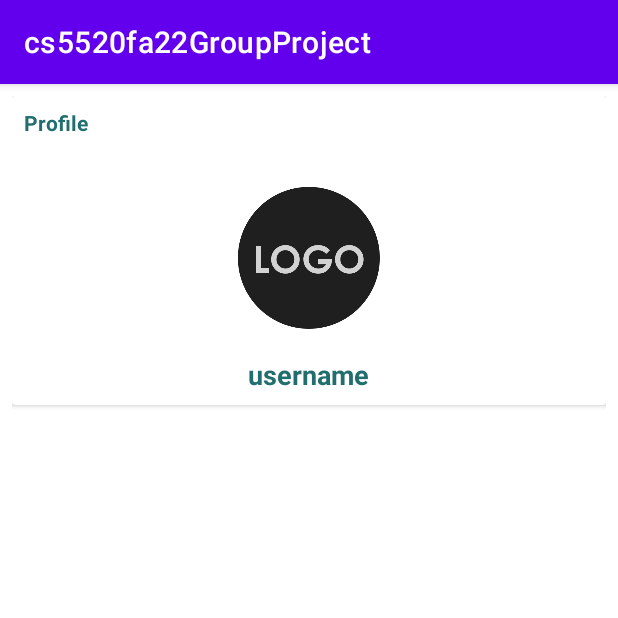
After one commit to Wenqiang-Hu/cs5200fa22GroupProject, an Android app: the fragment EasyLifeProfileFragment shown on its own in the app's theme, on a phone screen of 412 x 824 dp, the top half of it. The commit adds this screen. Run offline under Robolectric (Android 15) with nearby library versions, the phone set to English and light mode, and no system bars; our stand-ins replace CircleImageView.

Commit message:
create profile page

```diff
--- a/app/src/main/java/edu/northeastern/cs5520fa22groupproject/EasyLifeMainActivity.java
+++ b/app/src/main/java/edu/northeastern/cs5520fa22groupproject/EasyLifeMainActivity.java
@@ -34,6 +34,7 @@ import com.google.firebase.database.DatabaseError;
 import java.util.ArrayList;
 
 import edu.northeastern.cs5520fa22groupproject.Fragments.EasyLifeChatsFragment;
+import edu.northeastern.cs5520fa22groupproject.Fragments.EasyLifeProfileFragment;
 import edu.northeastern.cs5520fa22groupproject.Fragments.EasyLifeUsersFragment;
 import edu.northeastern.cs5520fa22groupproject.model.EasyLifeChat2;
 
@@ -90,6 +91,7 @@ public class EasyLifeMainActivity extends AppCompatActivity {
         ViewPagerAdapter viewPagerAdapter = new ViewPagerAdapter(getSupportFragmentManager());
         viewPagerAdapter.addFragment(new EasyLifeChatsFragment(), "EasyLifeChats");
         viewPagerAdapter.addFragment(new EasyLifeUsersFragment(), "EasyLifeUsers");
+        viewPagerAdapter.addFragment(new EasyLifeProfileFragment(), "EasyLifeProfile");
         viewPager.setAdapter(viewPagerAdapter);
         tabLayout.setupWithViewPager(viewPager);
     }
--- /dev/null
+++ b/app/src/main/java/edu/northeastern/cs5520fa22groupproject/Fragments/EasyLifeProfileFragment.java
@@ -0,0 +1,66 @@
+package edu.northeastern.cs5520fa22groupproject.Fragments;
+
+import android.os.Bundle;
+
+import androidx.fragment.app.Fragment;
+
+import android.view.LayoutInflater;
+import android.view.View;
+import android.view.ViewGroup;
+
+import edu.northeastern.cs5520fa22groupproject.R;
+
+/**
+ * A simple {@link Fragment} subclass.
+ * Use the {@link EasyLifeProfileFragment#newInstance} factory method to
+ * create an instance of this fragment.
+ */
+public class EasyLifeProfileFragment extends Fragment {
+
+    // TODO: Rename parameter arguments, choose names that match
+    // the fragment initialization parameters, e.g. ARG_ITEM_NUMBER
+    private static final String ARG_PARAM1 = "param1";
+    private static final String ARG_PARAM2 = "param2";
+
+    // TODO: Rename and change types of parameters
+    private String mParam1;
+    private String mParam2;
+
+    public EasyLifeProfileFragment() {
+        // Required empty public constructor
+    }
+
+    /**
+     * Use this factory method to create a new instance of
+     * this fragment using the provided parameters.
+     *
+     * @param param1 Parameter 1.
+     * @param param2 Parameter 2.
+     * @return A new instance of fragment EasyLifeProfileFragment.
+     */
+    // TODO: Rename and change types and number of parameters
+    public static EasyLifeProfileFragment newInstance(String param1, String param2) {
+        EasyLifeProfileFragment fragment = new EasyLifeProfileFragment();
+        Bundle args = new Bundle();
+        args.putString(ARG_PARAM1, param1);
+        args.putString(ARG_PARAM2, param2);
+        fragment.setArguments(args);
+        return fragment;
+    }
+
+    @Override
+    public void onCreate(Bundle savedInstanceState) {
+        super.onCreate(savedInstanceState);
+        if (getArguments() != null) {
+            mParam1 = getArguments().getString(ARG_PARAM1);
+            mParam2 = getArguments().getString(ARG_PARAM2);
+        }
+    }
+
+    @Override
+    public View onCreateView(LayoutInflater inflater, ViewGroup container,
+                             Bundle savedInstanceState) {
+        // Inflate the layout for this fragment
+        return inflater.inflate(R.layout.fragment_easy_life_profile, container, false);
+    }
+}
--- /dev/null
+++ b/app/src/main/res/layout/fragment_easy_life_profile.xml
@@ -0,0 +1,49 @@
+<?xml version="1.0" encoding="utf-8"?>
+<RelativeLayout xmlns:android="http://schemas.android.com/apk/res/android"
+    xmlns:tools="http://schemas.android.com/tools"
+    android:layout_width="match_parent"
+    android:layout_height="match_parent"
+    android:padding="8dp"
+    tools:context=".Fragments.EasyLifeProfileFragment">
+
+    <androidx.cardview.widget.CardView
+        android:layout_width="match_parent"
+        android:layout_height="wrap_content">
+
+        <RelativeLayout
+            android:layout_width="match_parent"
+            android:padding="8dp"
+            android:layout_height="match_parent">
+
+            <TextView
+                android:layout_width="wrap_content"
+                android:layout_height="wrap_content"
+                android:text="Profile"
+                android:textColor="@color/colorPrimaryDark"
+                android:textStyle="bold"/>
+
+            <de.hdodenhof.circleimageview.CircleImageView
+                android:layout_width="100dp"
+                android:layout_height="100dp"
+                android:id="@+id/profile_image"
+                android:layout_centerHorizontal="true"
+                android:layout_marginTop="50dp"
+                android:src="@drawable/default_logo"/>
+
+            <TextView
+                android:layout_width="wrap_content"
+                android:layout_height="wrap_content"
+                android:text="username"
+                android:layout_below="@+id/profile_image"
+                android:layout_centerHorizontal="true"
+                android:layout_marginTop="15dp"
+                android:textColor="@color/colorPrimaryDark"
+                android:textStyle="bold"
+                android:textSize="18sp"/>
+
+
+        </RelativeLayout>
+
+    </androidx.cardview.widget.CardView>
+
+</RelativeLayout>
```
Also changed, not shown: 1 other file.
